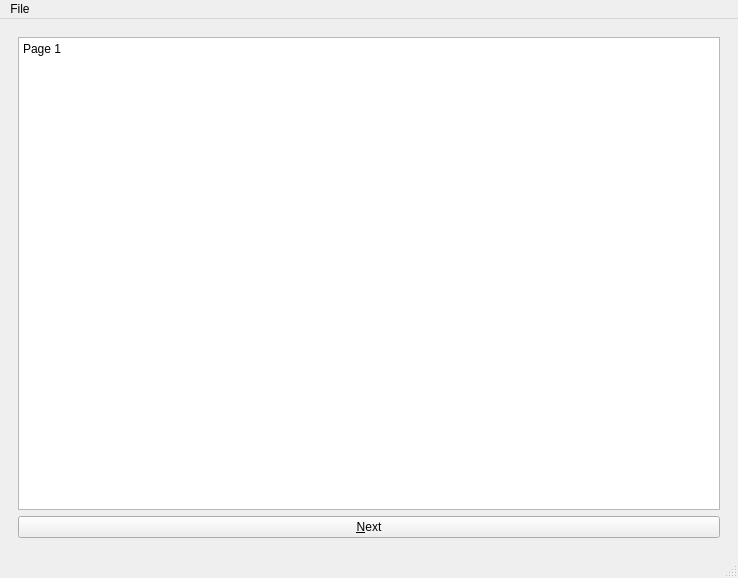
Before: the Qt Designer form src/main_window.ui in gianmaria/QtPlayground, drawn with Qt 5.
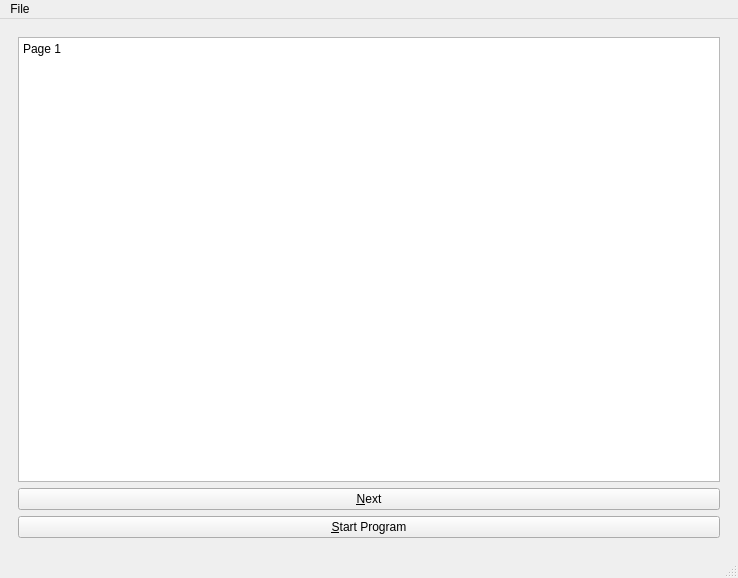
After: the same form once the commit is applied. The open tabs and pages were chosen to show the change.

Commit message: starting a program

```diff
--- a/src/main_window.ui
+++ b/src/main_window.ui
@@ -39,6 +39,13 @@
           </property>
          </widget>
         </item>
+        <item>
+         <widget class="QPushButton" name="pb_start_program">
+          <property name="text">
+           <string>&amp;Start Program</string>
+          </property>
+         </widget>
+        </item>
        </layout>
       </widget>
       <widget class="QWidget" name="page_2">
```
Left out of the diff: 2 changed lines with no effect on the pictures. The commit also changes 3 other files.
